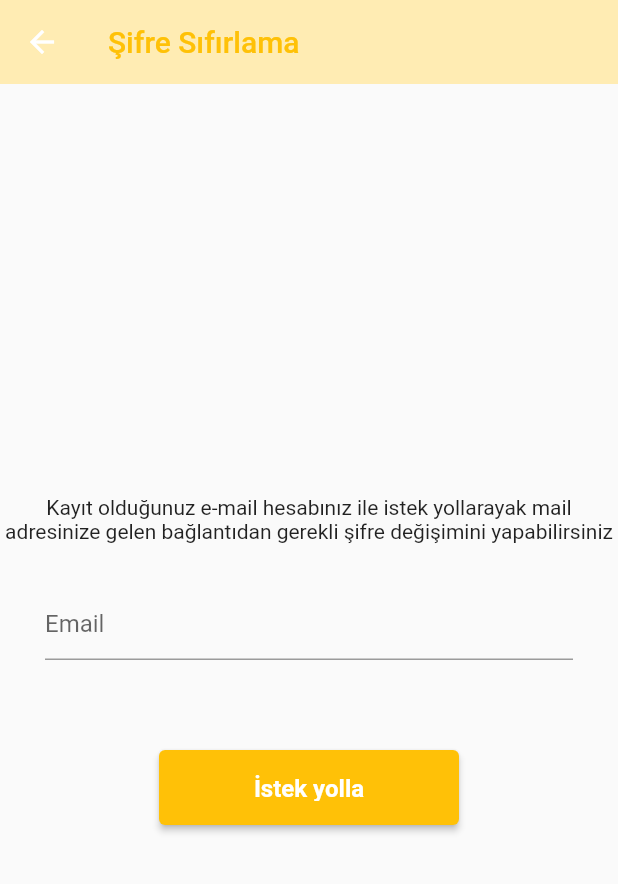
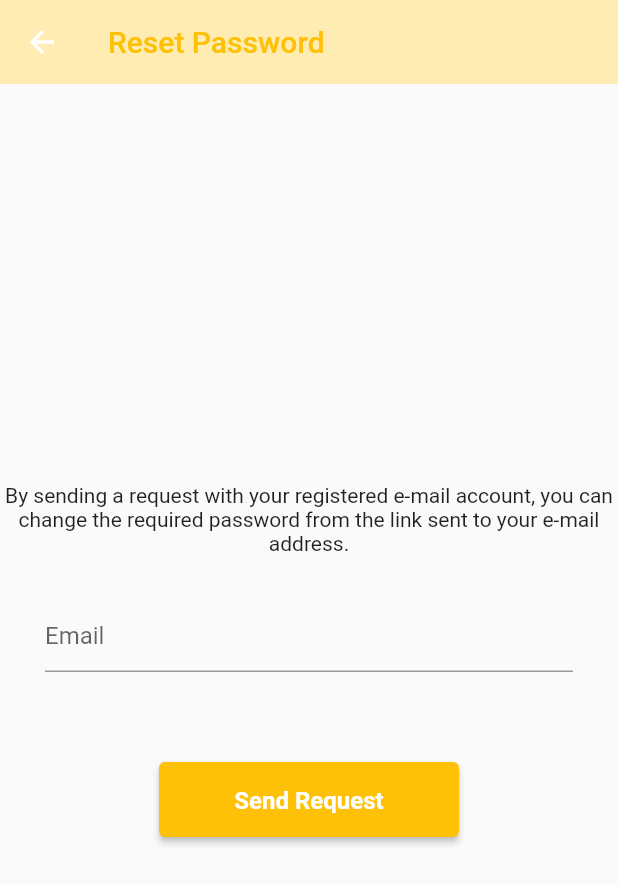
Before and after one commit to beyzayyt/case_study_movie, a Flutter app: the ResetPassword screen opened directly, on a phone screen of 412 x 824 dp. Shown: the top 884 px of the screen. Run offline on Flutter 3.47's test engine with Material 2 defaults, Android fonts, the phone set to English and light mode, and no system bars; our stand-ins replace cloud_firestore, easy_localization, firebase_auth, firebase_core, lottie; accounts and stored records are empty.

```diff
--- a/assets/lang/en-US.json
+++ b/assets/lang/en-US.json
@@ -1,6 +1,22 @@
 {
   "main": {
     "title": "Language Support",
-    "bodytext": "Visit mobilerDev for language support article"
+
+    "homeLottieDescriptionTitle": "Users can search for movies,\nthey will be able to create their favorite lists",
+    "homeLottieDescription": "Please login to continue",
+    "homeTextFieldEmailDesc": "Enter your e-mail address",
+    "homeTextFieldPasswordDesc": "enter password",
+    "homeButtonEntry": "Login",
+    "homeTextSpanAccountExist": "Login",
+    "homeTextSpanForgotPass": "Forgot Password",
+
+    "resetPasswordDescription": "By sending a request with your registered e-mail account, you can change the required password from the link sent to your e-mail address.",
+    "resetPassword": "Reset Password",
+    "resetSendRequest" : "Send Request",
+
+    "searchMovieTitle" : "Movies",
+    "searchHint" : "Search",
+    "searchLoading" : "Loading",
+    "signUpButton" : "Sign Up"
   }
 }
--- a/lib/localization/local_keys.dart
+++ b/lib/localization/local_keys.dart
@@ -1,5 +1,20 @@
 abstract class LocaleKeys {
-  static const main_title = 'main.title';
-  static const main_bodytext = 'main.bodytext';
-  static const main = 'main';
+  static const mainTitle = 'main.title';
+
+  static const homeLottieDescriptionTitle = 'main.homeLottieDescriptionTitle';
+  static const homeLottieDescription = 'main.homeLottieDescription';
+  static const homeTextFieldEmailDesc = "main.homeTextFieldEmailDesc";
+  static const homeTextFieldPasswordDesc = "main.homeTextFieldPasswordDesc";
+  static const homeButtonEntry = 'main.homeButtonEntry';
+  static const homeTextSpanAccountExist = 'main.homeTextSpanAccountExist';
+  static const homeTextSpanForgotPass = 'main.homeTextSpanForgotPass';
+
+  static const resetPasswordDescription = 'main.resetPasswordDescription';
+  static const resetPassword = 'main.resetPassword';
+  static const resetSendRequest = 'main.resetSendRequest';
+
+  static const searchMovieTitle = 'main.searchMovieTitle';
+  static const searchHint = "main.searchHint";
+  static const searchLoading = "main.searchLoading";
+  static const signUpButton ="main.signUpButton";
 }
--- a/lib/main.dart
+++ b/lib/main.dart
@@ -1,5 +1,3 @@
-
-// import 'package:case_study/theme/theme_state.dart';
 import 'package:case_study/ui/home_page.dart';
 import 'package:easy_localization/easy_localization.dart';
 import 'package:firebase_core/firebase_core.dart';
--- a/lib/ui/reset_password.dart
+++ b/lib/ui/reset_password.dart
@@ -1,3 +1,5 @@
+import 'package:case_study/localization/local_keys.dart';
+import 'package:easy_localization/src/public_ext.dart';
 import 'package:flutter/material.dart';
 import 'package:firebase_auth/firebase_auth.dart';
 
@@ -12,7 +14,7 @@ class _ResetPasswordState extends State<ResetPassword> {
 
   late String _email;
   final auth = FirebaseAuth.instance;
-  String description = "Kayıt olduğunuz e-mail hesabınız ile istek yollarayak mail adresinize gelen bağlantıdan gerekli şifre değişimini yapabilirsiniz";
+  String description = LocaleKeys.resetPasswordDescription.tr();
 
   @override
   Widget build(BuildContext context) {
@@ -20,7 +22,7 @@ class _ResetPasswordState extends State<ResetPassword> {
       appBar: AppBar(
         backgroundColor: Colors.amber[100],
         elevation: 0,
-        title: const Text("Şifre Sıfırlama",style: TextStyle(color: Colors.amber)),
+        title:  Text(LocaleKeys.resetPassword.tr(),style: TextStyle(color: Colors.amber)),
       ),
       body: Column(
         mainAxisAlignment: MainAxisAlignment.center,
@@ -42,7 +44,7 @@ class _ResetPasswordState extends State<ResetPassword> {
             height: 30,
           ),
           MovieButton(
-            buttonDescription: 'İstek yolla',
+            buttonDescription: LocaleKeys.resetSendRequest.tr(),
             onPressed: () {
               auth.sendPasswordResetEmail(email: _email);
               Navigator.of(context).pop();
--- a/lib/ui/sign_up_page.dart
+++ b/lib/ui/sign_up_page.dart
@@ -1,6 +1,8 @@
+import 'package:case_study/localization/local_keys.dart';
 import 'package:case_study/main.dart';
 import 'package:case_study/ui/search_movie_page.dart';
 import 'package:cloud_firestore/cloud_firestore.dart';
+import 'package:easy_localization/src/public_ext.dart';
 import 'package:firebase_auth/firebase_auth.dart';
 import 'package:flutter/material.dart';
 
@@ -75,7 +77,7 @@ class _SignUpState extends State<SignUp> {
                     mainAxisAlignment: MainAxisAlignment.center,
                     children: [
                       MovieButton(
-                        buttonDescription:'Kaydol',
+                        buttonDescription:LocaleKeys.signUpButton.tr(),
                         onPressed: () {
                           signUp();
                           Navigator.push(
```
Also changed, not shown: assets/lang/tr-TR.json (+17 -1 lines), lib/ui/dialog_lang.dart (added, +81 -0 lines), lib/ui/home_page.dart (+12 -17 lines), lib/ui/search_movie_page.dart (+7 -4 lines).
